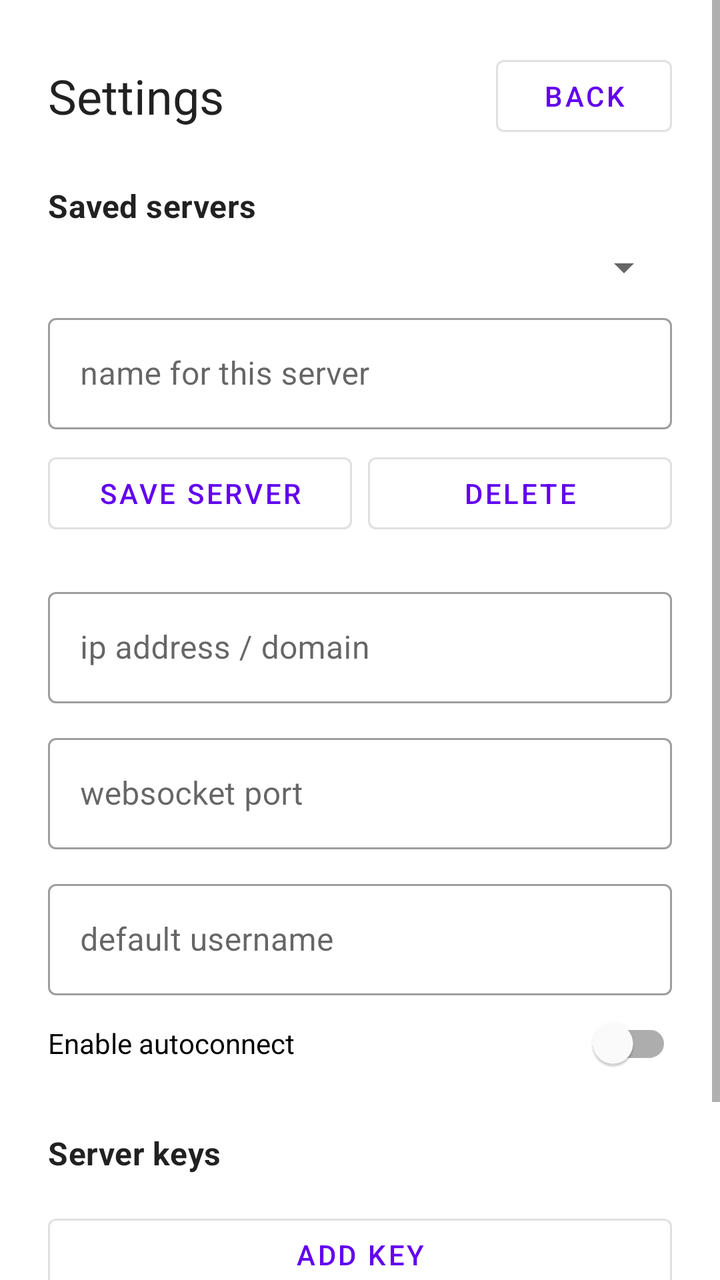
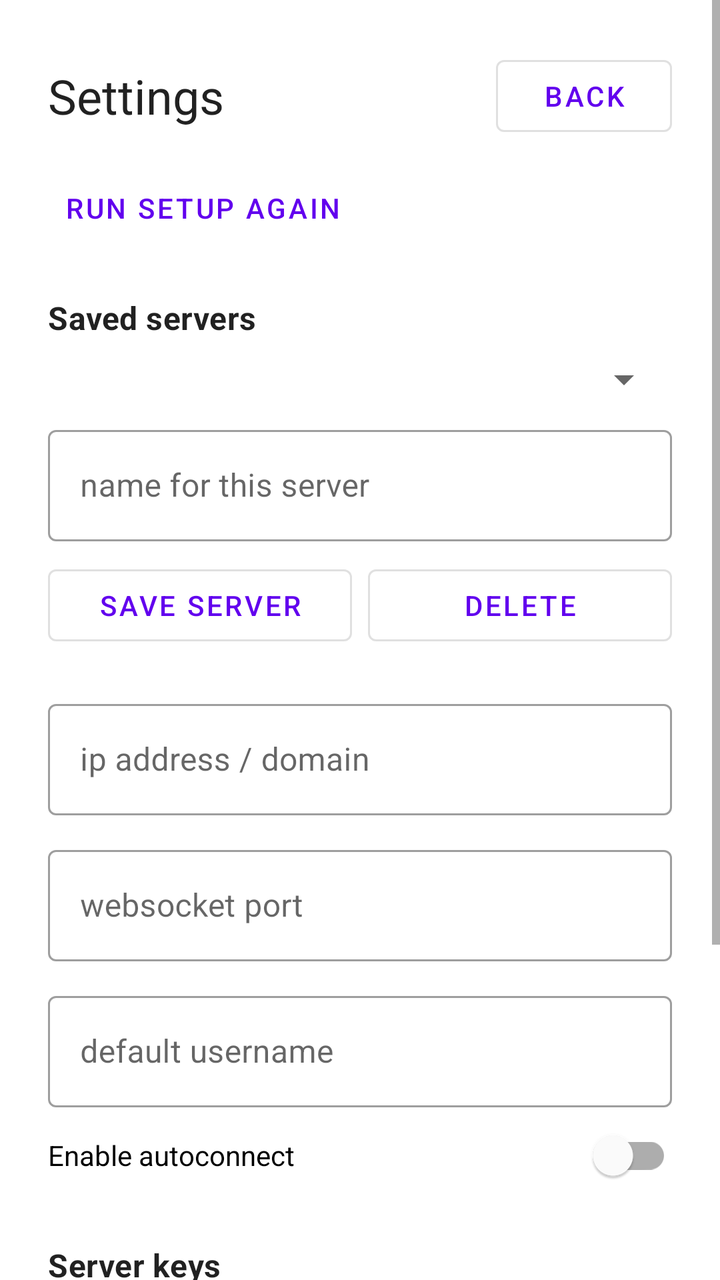

Before-and-after screenshots of an Android layout around one commit, followed by the original layout XML and the change that was made.
<!-- AndroidManifest.xml: application theme Theme.WebViewTest -->
<!-- res/layout/main_activity.xml -->
<?xml version="1.0" encoding="utf-8"?>
<RelativeLayout xmlns:android="http://schemas.android.com/apk/res/android"
    xmlns:app="http://schemas.android.com/apk/res-auto"
    xmlns:tools="http://schemas.android.com/tools"
    android:id="@+id/main"
    android:layout_width="match_parent"
    android:layout_height="match_parent"
    tools:context=".MainActivity">

    <FrameLayout
        android:id="@+id/root_container"
        android:layout_width="match_parent"
        android:layout_height="match_parent"
        >

        

        <ScrollView
            android:layout_width="match_parent"
            android:layout_height="match_parent"
            android:fillViewport="true">

            <LinearLayout
                android:id="@+id/settings_panel"
                android:layout_width="match_parent"
                android:layout_height="wrap_content"
                android:orientation="vertical"
                android:background="?attr/colorSurface"
                android:padding="24dp">

                <LinearLayout
                    android:layout_width="match_parent"
                    android:layout_height="wrap_content"
                    android:orientation="horizontal"
                    android:gravity="center_vertical">

                    <TextView
                        android:text="Settings"
                        android:textAppearance="?attr/textAppearanceHeadline5"
                        android:textColor="?android:attr/textColorPrimary"
                        android:layout_width="0dp"
                        android:layout_height="wrap_content"
                        android:layout_weight="1" />

                    <com.google.android.material.button.MaterialButton
                        android:id="@+id/close_settings"
                        style="@style/Widget.MaterialComponents.Button.OutlinedButton"
                        android:text="Back"
                        android:layout_width="wrap_content"
                        android:layout_height="wrap_content"
                        android:onClick="closeSettings"
                        />

                </LinearLayout>

                
                <TextView
                    android:text="Saved servers"
                    android:textAppearance="?attr/textAppearanceSubtitle1"
                    android:textStyle="bold"
                    android:textColor="?android:attr/textColorPrimary"
                    android:layout_marginTop="20dp"
                    android:layout_width="wrap_content"
                    android:layout_height="wrap_content" />

                <Spinner
                    android:id="@+id/bookmark_spinner"
                    android:layout_width="match_parent"
                    android:layout_height="wrap_content"
                    android:layout_marginTop="8dp" />

                <com.google.android.material.textfield.TextInputLayout
                    style="@style/Widget.MaterialComponents.TextInputLayout.OutlinedBox"
                    android:layout_width="match_parent"
                    android:layout_height="wrap_content"
                    android:layout_marginTop="8dp"
                    android:hint="name for this server">

                    <com.google.android.material.textfield.TextInputEditText
                        android:id="@+id/bookmark_name"
                        android:layout_width="match_parent"
                        android:layout_height="wrap_content"
                        android:inputType="text"
                        android:maxLines="1" />

                </com.google.android.material.textfield.TextInputLayout>

                <LinearLayout
                    android:layout_width="match_parent"
                    android:layout_height="wrap_content"
                    android:orientation="horizontal"
                    android:layout_marginTop="8dp">

                    <com.google.android.material.button.MaterialButton
                        android:id="@+id/bookmark_save"
                        style="@style/Widget.MaterialComponents.Button.OutlinedButton"
                        android:text="Save server"
                        android:layout_width="0dp"
                        android:layout_weight="1"
                        android:layout_height="wrap_content" />

                    <com.google.android.material.button.MaterialButton
                        android:id="@+id/bookmark_delete"
                        style="@style/Widget.MaterialComponents.Button.OutlinedButton"
                        android:text="Delete"
                        android:layout_width="0dp"
                        android:layout_weight="1"
                        android:layout_marginStart="8dp"
                        android:layout_height="wrap_content" />

                </LinearLayout>

                <com.google.android.material.textfield.TextInputLayout
                    style="@style/Widget.MaterialComponents.TextInputLayout.OutlinedBox"
                    android:layout_width="match_parent"
                    android:layout_height="wrap_content"
                    android:layout_marginTop="20dp"
                    android:hint="ip address / domain">

                    <com.google.android.material.textfield.TextInputEditText
                        android:id="@+id/ip_address"
                        android:layout_width="match_parent"
                        android:layout_height="wrap_content"
                        android:inputType="textUri"
                        android:maxLines="1" />

                </com.google.android.material.textfield.TextInputLayout>

                <com.google.android.material.textfield.TextInputLayout
                    style="@style/Widget.MaterialComponents.TextInputLayout.OutlinedBox"
                    android:layout_width="match_parent"
                    android:layout_height="wrap_content"
                    android:layout_marginTop="12dp"
                    android:hint="websocket port">

                    <com.google.android.material.textfield.TextInputEditText
                        android:id="@+id/websocket_port"
                        android:layout_width="match_parent"
                        android:layout_height="wrap_content"
                        android:inputType="number"
                        android:maxLines="1" />

                </com.google.android.material.textfield.TextInputLayout>

                <com.google.android.material.textfield.TextInputLayout
                    style="@style/Widget.MaterialComponents.TextInputLayout.OutlinedBox"
                    android:layout_width="match_parent"
                    android:layout_height="wrap_content"
                    android:layout_marginTop="12dp"
                    android:hint="default username">

                    <com.google.android.material.textfield.TextInputEditText
                        android:id="@+id/default_username"
                        android:layout_width="match_parent"
                        android:layout_height="wrap_content"
                        android:inputType="text"
                        android:maxLines="1" />

                </com.google.android.material.textfield.TextInputLayout>

                

                <com.google.android.material.switchmaterial.SwitchMaterial
                    android:id="@+id/settings_autoconnect_enabled"
                    android:text="Enable autoconnect"
                    android:layout_width="match_parent"
                    android:layout_height="wrap_content"
                    android:paddingVertical="8dp" />

                
                <TextView
                    android:text="Server keys"
                    android:textAppearance="?attr/textAppearanceSubtitle1"
                    android:textStyle="bold"
                    android:textColor="?android:attr/textColorPrimary"
                    android:layout_marginTop="20dp"
                    android:layout_width="wrap_content"
                    android:layout_height="wrap_content" />

                <LinearLayout
                    android:id="@+id/keys_container"
                    android:layout_width="match_parent"
                    android:layout_height="wrap_content"
                    android:layout_marginTop="8dp"
                    android:orientation="vertical" />

                <com.google.android.material.button.MaterialButton
                    android:id="@+id/add_key"
                    style="@style/Widget.MaterialComponents.Button.OutlinedButton"
                    android:text="Add key"
                    android:layout_width="match_parent"
                    android:layout_height="wrap_content"
                    android:layout_marginTop="8dp" />

                <com.google.android.material.button.MaterialButton
                    android:id="@+id/save_settings"
                    android:text="Save"
                    android:layout_width="match_parent"
                    android:layout_height="wrap_content"
                    android:layout_marginTop="20dp"
                    android:onClick="saveSettings"
                    />

            </LinearLayout>

        </ScrollView>

    </FrameLayout>

</RelativeLayout>
<!-- resources referenced by this layout -->
<resources>
  <style name="Theme.WebViewTest" parent="Theme.MaterialComponents.DayNight.NoActionBar">
          
          <item name="colorPrimary">@color/purple_500</item>
          <item name="colorPrimaryVariant">@color/purple_700</item>
          <item name="colorOnPrimary">@color/white</item>
          
          <item name="colorSecondary">@color/teal_200</item>
          <item name="colorSecondaryVariant">@color/teal_700</item>
          <item name="colorOnSecondary">@color/black</item>
          
          <item name="android:statusBarColor">?attr/colorPrimaryVariant</item>
          
      </style>
  <color name="purple_500">#FF6200EE</color>
  <color name="purple_700">#FF3700B3</color>
  <color name="white">#FFFFFFFF</color>
  <color name="teal_200">#FF03DAC5</color>
  <color name="teal_700">#FF018786</color>
  <color name="black">#FF000000</color>
</resources>

<!-- the commit's change to res/layout/main_activity.xml (unified diff, before → after) -->
@@ -53,6 +53,15 @@
 
                 </LinearLayout>
 
+                <com.google.android.material.button.MaterialButton
+                    android:id="@+id/run_connection_setup"
+                    style="@style/Widget.MaterialComponents.Button.TextButton"
+                    android:text="Run setup again"
+                    android:layout_width="wrap_content"
+                    android:layout_height="wrap_content"
+                    android:layout_marginTop="8dp"
+                    android:onClick="runConnectionSetup" />
+
                 
                 <TextView
                     android:text="Saved servers"
@@ -193,6 +202,14 @@
                     android:layout_marginTop="8dp" />
 
                 <com.google.android.material.button.MaterialButton
+                    android:id="@+id/settings_call_alerts"
+                    style="@style/Widget.MaterialComponents.Button.OutlinedButton"
+                    android:text="Call screen permission"
+                    android:layout_width="match_parent"
+                    android:layout_height="wrap_content"
+                    android:layout_marginTop="20dp" />
+
+                <com.google.android.material.button.MaterialButton
                     android:id="@+id/save_settings"
                     android:text="Save"
                     android:layout_width="match_parent"
